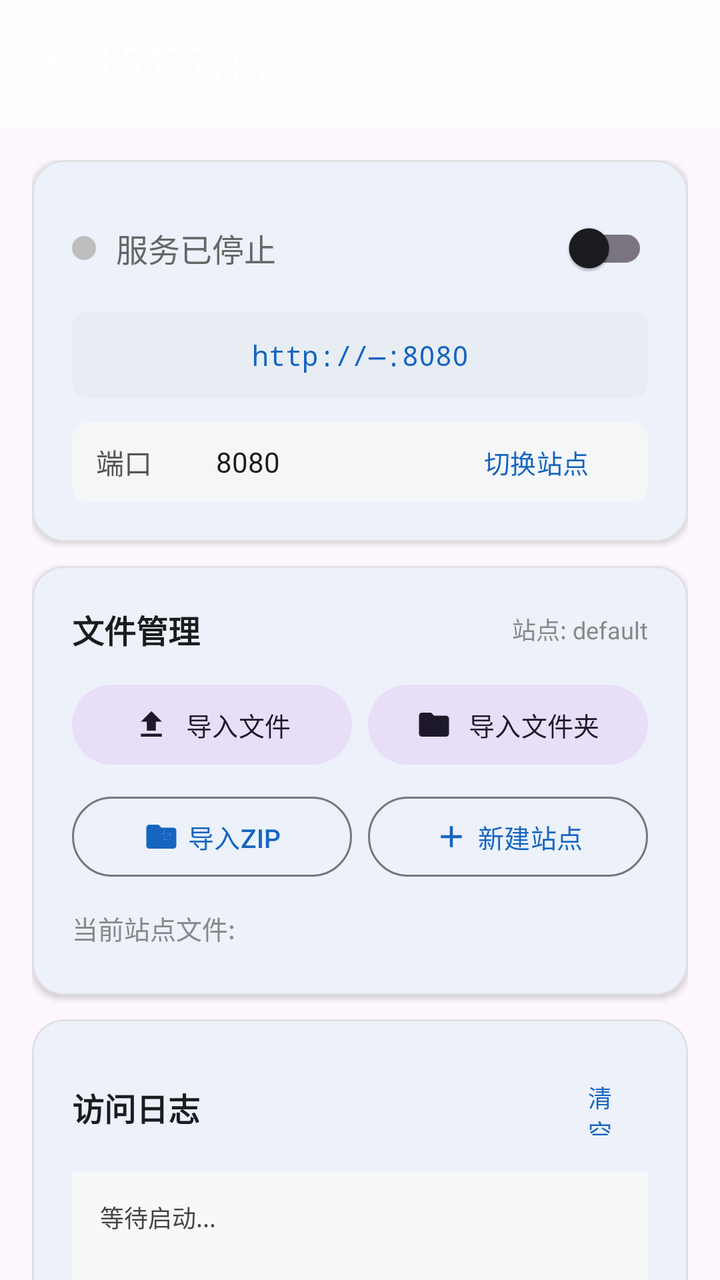
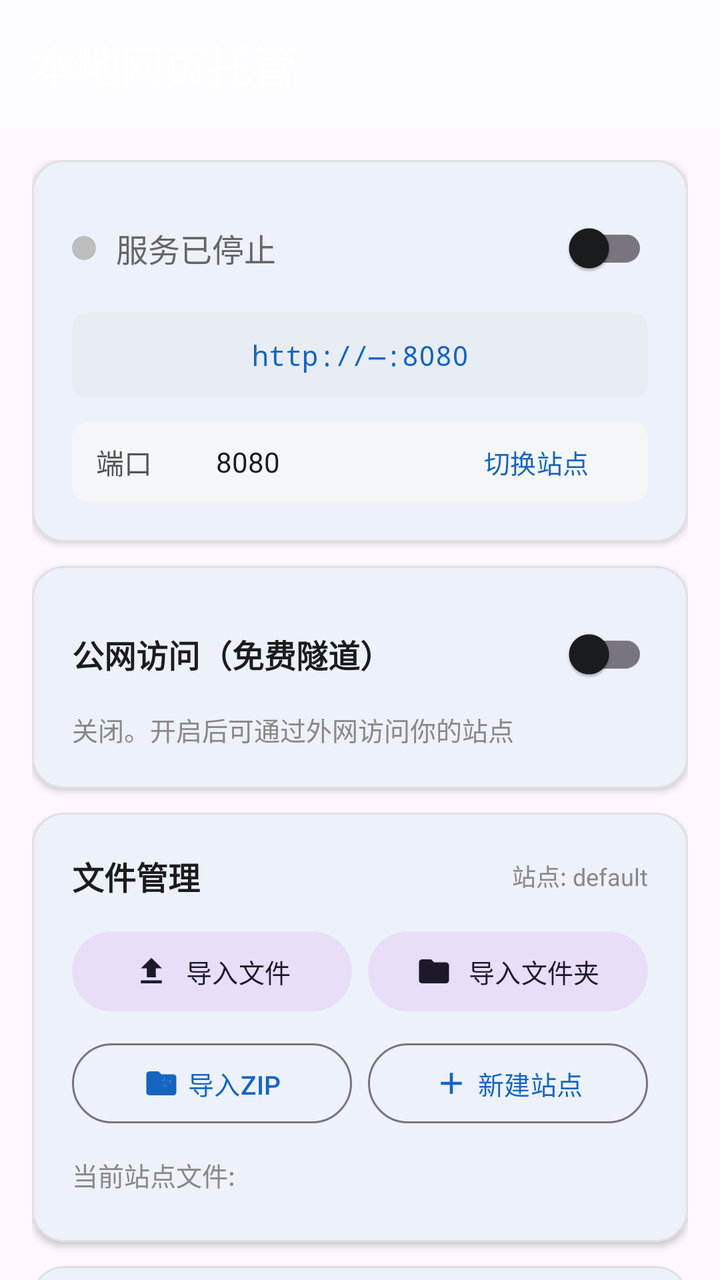

Compare the two renders of this Android layout. The source of the first and the diff that turns it into the second are given below.
<!-- AndroidManifest.xml: application theme AppTheme -->
<!-- res/layout/activity_main.xml -->
<?xml version="1.0" encoding="utf-8"?>
<androidx.coordinatorlayout.widget.CoordinatorLayout
    xmlns:android="http://schemas.android.com/apk/res/android"
    xmlns:app="http://schemas.android.com/apk/res-auto"
    android:layout_width="match_parent"
    android:layout_height="match_parent"
    android:fitsSystemWindows="true">

    <com.google.android.material.appbar.AppBarLayout
        android:layout_width="match_parent"
        android:layout_height="wrap_content"
        android:fitsSystemWindows="true">

        <com.google.android.material.appbar.MaterialToolbar
            android:id="@+id/toolbar"
            android:layout_width="match_parent"
            android:layout_height="?attr/actionBarSize"
            app:title="本地网页托管"
            app:titleTextColor="@android:color/white"
             />

    </com.google.android.material.appbar.AppBarLayout>

    <androidx.core.widget.NestedScrollView
        android:layout_width="match_parent"
        android:layout_height="match_parent"
        app:layout_behavior="@string/appbar_scrolling_view_behavior"
        android:clipToPadding="false"
        android:paddingBottom="24dp">

        <LinearLayout
            android:layout_width="match_parent"
            android:layout_height="wrap_content"
            android:orientation="vertical"
            android:padding="16dp">

            
            <com.google.android.material.card.MaterialCardView
                android:layout_width="match_parent"
                android:layout_height="wrap_content"
                app:cardCornerRadius="16dp"
                app:cardElevation="2dp"
                app:strokeWidth="1dp"
                app:strokeColor="#E0E0E0"
                android:layout_marginBottom="12dp">

                <LinearLayout
                    android:layout_width="match_parent"
                    android:layout_height="wrap_content"
                    android:orientation="vertical"
                    android:padding="20dp">

                    
                    <LinearLayout
                        android:layout_width="match_parent"
                        android:layout_height="wrap_content"
                        android:orientation="horizontal"
                        android:gravity="center_vertical">

                        <ImageView
                            android:id="@+id/statusDot"
                            android:layout_width="12dp"
                            android:layout_height="12dp"
                            android:src="@drawable/dot_off"
                            android:contentDescription="服务状态" />

                        <TextView
                            android:id="@+id/status"
                            android:layout_width="0dp"
                            android:layout_height="wrap_content"
                            android:layout_weight="1"
                            android:text="服务已停止"
                            android:textSize="16sp"
                            android:textColor="#666666"
                            android:layout_marginStart="10dp" />

                        <com.google.android.material.switchmaterial.SwitchMaterial
                            android:id="@+id/switchServer"
                            android:layout_width="wrap_content"
                            android:layout_height="48dp" />

                    </LinearLayout>

                    
                    <TextView
                        android:id="@+id/address"
                        android:layout_width="match_parent"
                        android:layout_height="wrap_content"
                        android:text="http://—:8080"
                        android:textSize="14sp"
                        android:textColor="#1565C0"
                        android:fontFamily="monospace"
                        android:textIsSelectable="true"
                        android:padding="12dp"
                        android:layout_marginTop="8dp"
                        android:background="@drawable/bg_address"
                        android:gravity="center" />

                    
                    <LinearLayout
                        android:layout_width="match_parent"
                        android:layout_height="wrap_content"
                        android:orientation="horizontal"
                        android:gravity="center_vertical"
                        android:layout_marginTop="12dp"
                        android:background="@drawable/bg_input"
                        android:paddingHorizontal="12dp">

                        <TextView
                            android:layout_width="wrap_content"
                            android:layout_height="wrap_content"
                            android:text="端口"
                            android:textSize="14sp"
                            android:textColor="#555555" />

                        <EditText
                            android:id="@+id/port"
                            android:layout_width="80dp"
                            android:layout_height="40dp"
                            android:inputType="number"
                            android:text="8080"
                            android:textSize="14sp"
                            android:textColor="#1A1C1E"
                            android:background="@null"
                            android:gravity="center"
                            android:layout_marginStart="8dp" />

                        <View
                            android:layout_width="0dp"
                            android:layout_height="0dp"
                            android:layout_weight="1" />

                        
                        <com.google.android.material.button.MaterialButton
                            android:id="@+id/btnSites"
                            style="@style/Widget.Material3.Button.TextButton"
                            android:layout_width="wrap_content"
                            android:layout_height="40dp"
                            android:text="切换站点"
                            android:textSize="13sp" />

                    </LinearLayout>

                </LinearLayout>

            </com.google.android.material.card.MaterialCardView>

            
            <com.google.android.material.card.MaterialCardView
                android:layout_width="match_parent"
                android:layout_height="wrap_content"
                app:cardCornerRadius="16dp"
                app:cardElevation="2dp"
                app:strokeWidth="1dp"
                app:strokeColor="#E0E0E0"
                android:layout_marginBottom="12dp">

                <LinearLayout
                    android:layout_width="match_parent"
                    android:layout_height="wrap_content"
                    android:orientation="vertical"
                    android:padding="20dp">

                    <LinearLayout
                        android:layout_width="match_parent"
                        android:layout_height="wrap_content"
                        android:orientation="horizontal"
                        android:gravity="center_vertical">

                        <TextView
                            android:layout_width="0dp"
                            android:layout_height="wrap_content"
                            android:layout_weight="1"
                            android:text="文件管理"
                            android:textSize="16sp"
                            android:textStyle="bold"
                            android:textColor="#1A1C1E" />

                        <TextView
                            android:id="@+id/currentSite"
                            android:layout_width="wrap_content"
                            android:layout_height="wrap_content"
                            android:text="站点: default"
                            android:textSize="12sp"
                            android:textColor="#888888" />

                    </LinearLayout>

                    <LinearLayout
                        android:layout_width="match_parent"
                        android:layout_height="wrap_content"
                        android:orientation="horizontal"
                        android:layout_marginTop="12dp">

                        <com.google.android.material.button.MaterialButton
                            android:id="@+id/btnUpload"
                            style="@style/Widget.Material3.Button.TonalButton"
                            android:layout_width="0dp"
                            android:layout_height="48dp"
                            android:layout_weight="1"
                            android:text="导入文件"
                            app:icon="@drawable/ic_upload"
                            app:iconGravity="textStart"
                            android:textSize="13sp" />

                        <com.google.android.material.button.MaterialButton
                            android:id="@+id/btnImportFolder"
                            style="@style/Widget.Material3.Button.TonalButton"
                            android:layout_width="0dp"
                            android:layout_height="48dp"
                            android:layout_weight="1"
                            android:layout_marginStart="8dp"
                            android:text="导入文件夹"
                            app:icon="@drawable/ic_folder"
                            app:iconGravity="textStart"
                            android:textSize="13sp" />

                    </LinearLayout>

                    <LinearLayout
                        android:layout_width="match_parent"
                        android:layout_height="wrap_content"
                        android:orientation="horizontal"
                        android:layout_marginTop="8dp">

                        <com.google.android.material.button.MaterialButton
                            android:id="@+id/btnImportZip"
                            style="@style/Widget.Material3.Button.OutlinedButton"
                            android:layout_width="0dp"
                            android:layout_height="48dp"
                            android:layout_weight="1"
                            android:text="导入ZIP"
                            app:icon="@drawable/ic_zip"
                            app:iconGravity="textStart"
                            android:textSize="13sp" />

                        <com.google.android.material.button.MaterialButton
                            android:id="@+id/btnNewSite"
                            style="@style/Widget.Material3.Button.OutlinedButton"
                            android:layout_width="0dp"
                            android:layout_height="48dp"
                            android:layout_weight="1"
                            android:layout_marginStart="8dp"
                            android:text="新建站点"
                            app:icon="@drawable/ic_add"
                            app:iconGravity="textStart"
                            android:textSize="13sp" />

                    </LinearLayout>

                    
                    <TextView
                        android:id="@+id/fileListTitle"
                        android:layout_width="match_parent"
                        android:layout_height="wrap_content"
                        android:text="当前站点文件:"
                        android:textSize="13sp"
                        android:textColor="#888888"
                        android:layout_marginTop="12dp" />

                    <LinearLayout
                        android:id="@+id/fileList"
                        android:layout_width="match_parent"
                        android:layout_height="wrap_content"
                        android:orientation="vertical"
                        android:layout_marginTop="4dp" />

                </LinearLayout>

            </com.google.android.material.card.MaterialCardView>

            
            <com.google.android.material.card.MaterialCardView
                android:layout_width="match_parent"
                android:layout_height="wrap_content"
                app:cardCornerRadius="16dp"
                app:cardElevation="2dp"
                app:strokeWidth="1dp"
                app:strokeColor="#E0E0E0">

                <LinearLayout
                    android:layout_width="match_parent"
                    android:layout_height="wrap_content"
                    android:orientation="vertical"
                    android:padding="20dp">

                    <LinearLayout
                        android:layout_width="match_parent"
                        android:layout_height="wrap_content"
                        android:orientation="horizontal"
                        android:gravity="center_vertical">

                        <TextView
                            android:layout_width="0dp"
                            android:layout_height="wrap_content"
                            android:layout_weight="1"
                            android:text="访问日志"
                            android:textSize="16sp"
                            android:textStyle="bold"
                            android:textColor="#1A1C1E" />

                        <com.google.android.material.button.MaterialButton
                            android:id="@+id/btnClearLog"
                            style="@style/Widget.Material3.Button.TextButton"
                            android:layout_width="48dp"
                            android:layout_height="48dp"
                            android:insetLeft="0dp"
                            android:insetRight="0dp"
                            android:minWidth="0dp"
                            android:text="清空"
                            android:textSize="12sp" />

                    </LinearLayout>

                    <ScrollView
                        android:layout_width="match_parent"
                        android:layout_height="250dp"
                        android:layout_marginTop="8dp"
                        android:background="#F7F8FA"
                        android:padding="4dp">

                        <TextView
                            android:id="@+id/log"
                            android:layout_width="match_parent"
                            android:layout_height="wrap_content"
                            android:padding="10dp"
                            android:textSize="12sp"
                            android:textColor="#444444"
                            android:fontFamily="monospace"
                            android:textIsSelectable="true"
                            android:text="等待启动..." />

                    </ScrollView>

                </LinearLayout>

            </com.google.android.material.card.MaterialCardView>

        </LinearLayout>

    </androidx.core.widget.NestedScrollView>

</androidx.coordinatorlayout.widget.CoordinatorLayout>
<!-- resources referenced by this layout -->
<resources>
  <!-- drawable bg_address (drawable) -->
  <shape android:shape="rectangle" xmlns:android="http://schemas.android.com/apk/res/android">
      <solid android:color="#E8EDF4" />
      <corners android:radius="8dp" />
  </shape>
  <!-- drawable bg_input (drawable) -->
  <shape android:shape="rectangle" xmlns:android="http://schemas.android.com/apk/res/android">
      <solid android:color="#F5F6F8" />
      <corners android:radius="8dp" />
  </shape>
  <!-- drawable dot_off (drawable) -->
  <vector android:width="12dp" android:height="12dp" android:viewportWidth="12" android:viewportHeight="12"
      xmlns:android="http://schemas.android.com/apk/res/android">
      <path android:fillColor="#BDBDBD" android:pathData="M6,0 C9.31,0 12,2.69 12,6 C12,9.31 9.31,12 6,12 C2.69,12 0,9.31 0,6 C0,2.69 2.69,0 6,0 Z" />
  </vector>
  <!-- drawable ic_add (drawable) -->
  <vector android:width="24dp" android:height="24dp" android:viewportWidth="24" android:viewportHeight="24"
      xmlns:android="http://schemas.android.com/apk/res/android">
      <path android:fillColor="#1565C0" android:pathData="M19,13h-6v6h-2v-6H5v-2h6V5h2v6h6v2z" />
  </vector>
  <!-- drawable ic_folder (drawable) -->
  <vector android:width="24dp" android:height="24dp" android:viewportWidth="24" android:viewportHeight="24"
      xmlns:android="http://schemas.android.com/apk/res/android">
      <path android:fillColor="#1565C0" android:pathData="M10,4H4c-1.1,0 -2,0.9 -2,2v12c0,1.1 0.9,2 2,2h16c1.1,0 2,-0.9 2,-2V8c0,-1.1 -0.9,-2 -2,-2h-8l-2,-2z" />
  </vector>
  <!-- drawable ic_upload (drawable) -->
  <vector android:width="24dp" android:height="24dp" android:viewportWidth="24" android:viewportHeight="24"
      xmlns:android="http://schemas.android.com/apk/res/android">
      <path android:fillColor="#1565C0" android:pathData="M9,16h6v-6h4l-7,-7 -7,7h4zM5,18h14v2H5z" />
  </vector>
  <!-- drawable ic_zip (drawable) -->
  <vector android:width="24dp" android:height="24dp" android:viewportWidth="24" android:viewportHeight="24"
      xmlns:android="http://schemas.android.com/apk/res/android">
      <path android:fillColor="#1565C0" android:pathData="M20,6h-8l-2,-2H4c-1.1,0 -1.99,0.9 -1.99,2L2,18c0,1.1 0.9,2 2,2h16c1.1,0 2,-0.9 2,-2V8c0,-1.1 -0.9,-2 -2,-2zM18,12h-2v2h-2v-2h-2v-2h2V8h2v2h2v2z" />
      <path android:fillColor="#FFFFFF" android:pathData="M18,12h-2v2h-2v-2h-2v-2h2V8h2v2h2v2z" />
  </vector>
  <style name="AppTheme" parent="Theme.Material3.DayNight.NoActionBar">
          <item name="colorPrimary">#1565C0</item>
          <item name="colorOnPrimary">#FFFFFF</item>
          <item name="colorPrimaryContainer">#D1E4FF</item>
          <item name="colorOnPrimaryContainer">#001D36</item>
          <item name="colorSecondary">#535F70</item>
          <item name="colorOnSecondary">#FFFFFF</item>
          <item name="colorSurface">#FDFCFF</item>
          <item name="colorOnSurface">#1A1C1E</item>
          <item name="android:statusBarColor">#1565C0</item>
          <item name="android:navigationBarColor">#FDFCFF</item>
      </style>
</resources>

<!-- the commit's change to res/layout/activity_main.xml (unified diff, before → after) -->
@@ -171,6 +171,71 @@
                             android:layout_width="0dp"
                             android:layout_height="wrap_content"
                             android:layout_weight="1"
+                            android:text="公网访问（免费隧道）"
+                            android:textSize="16sp"
+                            android:textStyle="bold"
+                            android:textColor="#1A1C1E" />
+
+                        <com.google.android.material.switchmaterial.SwitchMaterial
+                            android:id="@+id/switchTunnel"
+                            android:layout_width="wrap_content"
+                            android:layout_height="48dp" />
+
+                    </LinearLayout>
+
+                    <TextView
+                        android:id="@+id/tunnelStatus"
+                        android:layout_width="match_parent"
+                        android:layout_height="wrap_content"
+                        android:text="关闭。开启后可通过外网访问你的站点"
+                        android:textSize="13sp"
+                        android:textColor="#888888"
+                        android:layout_marginTop="4dp" />
+
+                    <TextView
+                        android:id="@+id/tunnelUrl"
+                        android:layout_width="match_parent"
+                        android:layout_height="wrap_content"
+                        android:text=""
+                        android:textSize="14sp"
+                        android:textColor="#1565C0"
+                        android:fontFamily="monospace"
+                        android:textIsSelectable="true"
+                        android:padding="10dp"
+                        android:layout_marginTop="8dp"
+                        android:background="@drawable/bg_address"
+                        android:visibility="gone" />
+
+                </LinearLayout>
+
+            </com.google.android.material.card.MaterialCardView>
+
+            
+            <com.google.android.material.card.MaterialCardView
+                android:layout_width="match_parent"
+                android:layout_height="wrap_content"
+                app:cardCornerRadius="16dp"
+                app:cardElevation="2dp"
+                app:strokeWidth="1dp"
+                app:strokeColor="#E0E0E0"
+                android:layout_marginBottom="12dp">
+
+                <LinearLayout
+                    android:layout_width="match_parent"
+                    android:layout_height="wrap_content"
+                    android:orientation="vertical"
+                    android:padding="20dp">
+
+                    <LinearLayout
+                        android:layout_width="match_parent"
+                        android:layout_height="wrap_content"
+                        android:orientation="horizontal"
+                        android:gravity="center_vertical">
+
+                        <TextView
+                            android:layout_width="0dp"
+                            android:layout_height="wrap_content"
+                            android:layout_weight="1"
                             android:text="文件管理"
                             android:textSize="16sp"
                             android:textStyle="bold"
